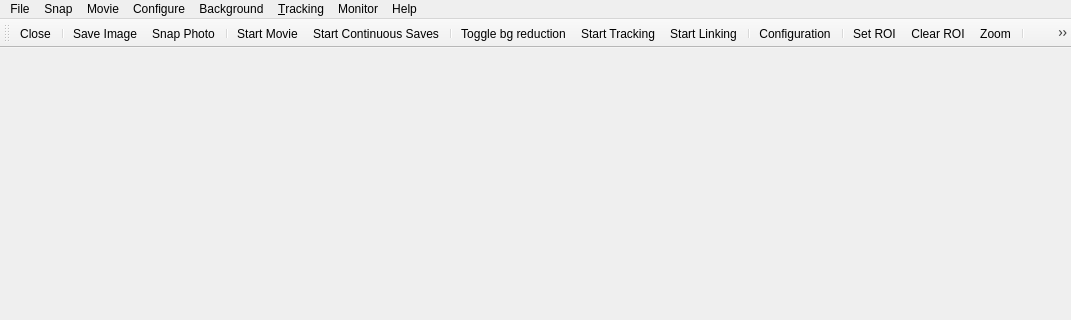
Before: the Qt Designer form pynta/view/GUI/designer/MainWindow.ui in nanoepics/pynta, drawn with Qt 5; both pictures show x 0 to 1071 and y 0 to 320 of the 1071 by 859 pixel window.
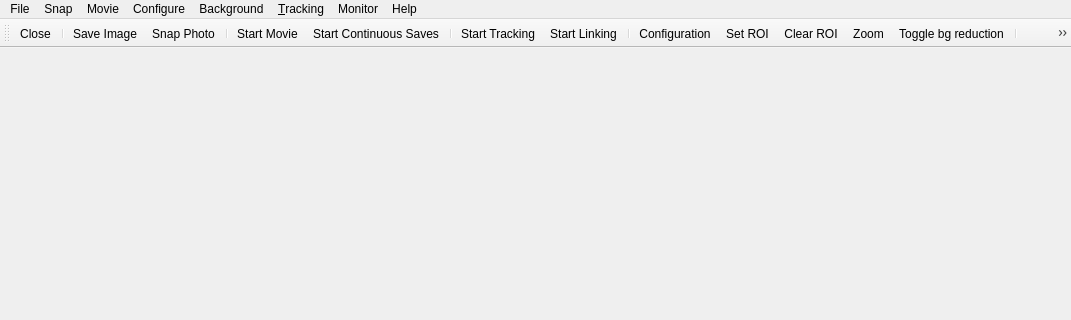
After: the same form once the commit is applied. Icons and pictures are not drawn.

Commit message: Changed movie and saving to toggle buttons. Got stuck at implementing saving, need to debug with real camera

```diff
--- a/pynta/view/GUI/designer/MainWindow.ui
+++ b/pynta/view/GUI/designer/MainWindow.ui
@@ -132,18 +132,18 @@
    <addaction name="actionStart_Movie"/>
    <addaction name="actionStart_Continuous_Saves"/>
    <addaction name="separator"/>
-   <addaction name="actionToggle_bg_reduction"/>
    <addaction name="actionStart_Tracking"/>
    <addaction name="actionStart_Linking"/>
    <addaction name="separator"/>
    <addaction name="actionConfiguration"/>
-   <addaction name="separator"/>
    <addaction name="actionSet_ROI"/>
    <addaction name="actionClear_ROI"/>
    <addaction name="actionZoom"/>
+   <addaction name="actionToggle_bg_reduction"/>
    <addaction name="separator"/>
    <addaction name="actionAdd_Monitor_Point"/>
    <addaction name="actionClear_All"/>
+   <addaction name="separator"/>
   </widget>
   <widget class="QStatusBar" name="statusBar"/>
   <action name="actionLoad_Config">
```
Left out of the diff: 8 changed lines with no effect on the pictures. The commit also changes 4 other files.
